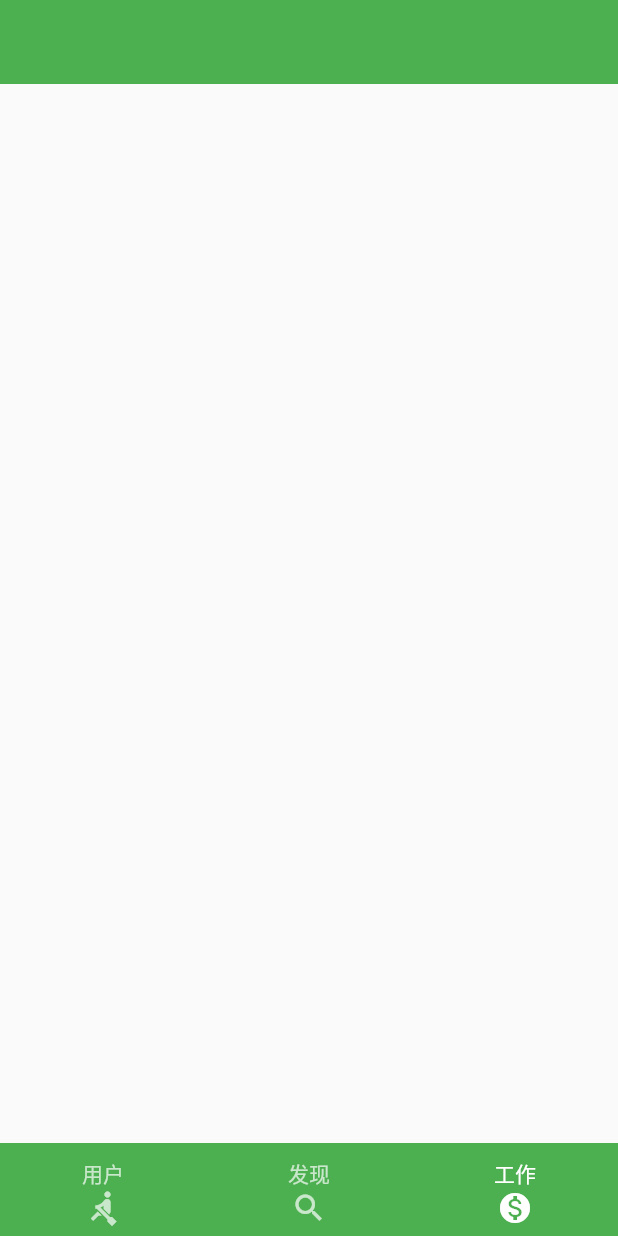
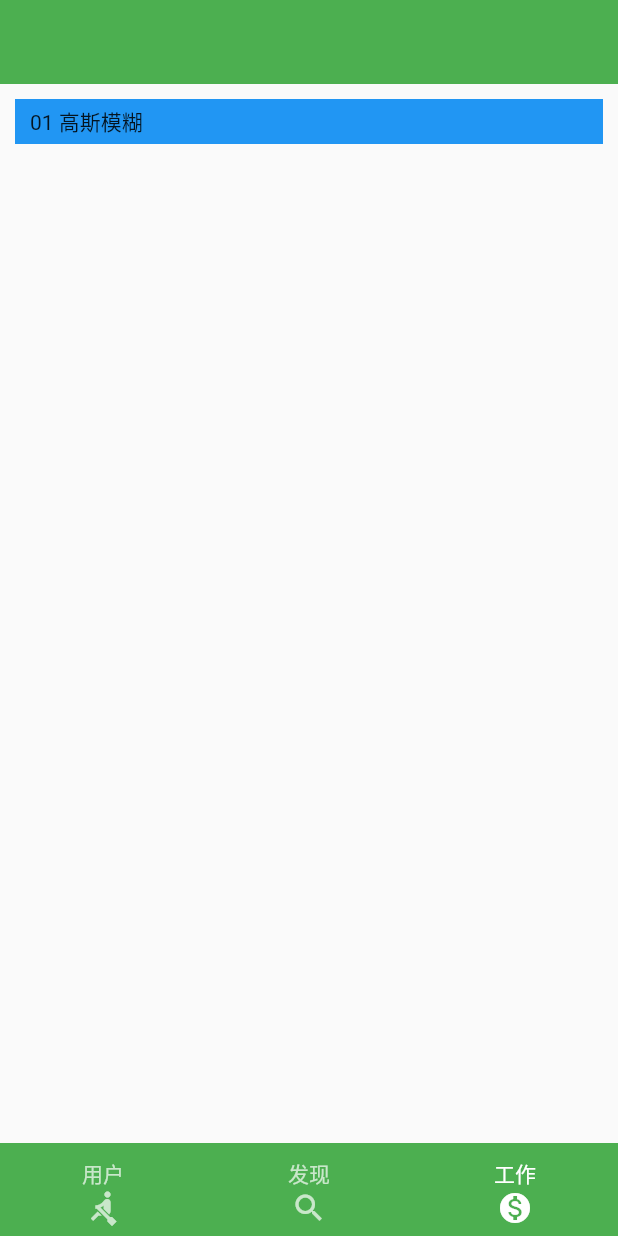
Before and after one commit to wulaosan33/flutter_jianke_demo, a Flutter app: the screen it shows after launch, swiped to page 3, on a phone screen of 412 x 824 dp. Run offline on Flutter 3.47's test engine with Material 2 defaults, Android fonts, the phone set to English and light mode, and no system bars; our stand-ins replace event_bus, fluro, flutter_easyrefresh, fluttertoast, logger, rxdart; missing offline and left inert: provide; statements that could not run were skipped.

Commit message:
2020/8/31----bug

```diff
--- a/lib/controller/router/router_util.dart
+++ b/lib/controller/router/router_util.dart
@@ -9,19 +9,22 @@ import 'package:untitled/pages/home/theme/theme_page.dart';
 import 'package:untitled/provider/provider_config.dart';
 import 'package:untitled/utils/common_tool.dart';
 import 'package:untitled/utils/log_util.dart';
+import 'package:untitled/pages/work/blur_page.dart';
 
 //系统级路由
-// ignore: non_constant_identifier_names
 final String MAIN = "/";
+//主题页面
+final String THEME_PAGE = '/themePage/';
+//高斯模糊
+final String BLUR_PAGE = '/blurPage/';
 
-// ignore: non_constant_identifier_names
-final String THEME_PAGE = '/themePage/';
 
 class RouterUtil {
   static Router router = new Router();
   static List<RouterItem> routerItemList = [
     RouterItem(MAIN, MyHomePage(), routerTitle: "系统级主页面"),
     RouterItem(THEME_PAGE, ThemePage(), routerTitle: "主题换肤页面"),
+    RouterItem(BLUR_PAGE, BlurPage(), routerTitle: "高斯模糊页面"),
   ];
 
   /// 跳转到系统路由
@@ -87,19 +90,19 @@ class RouterUtil {
     ///初始化无参数的纯页面跳转链接
     routerItemList.forEach((RouterItem item) {
       if (item.widget is ParamStatefulWidget) {
-        LogUtil.get().i("开始添加简单参数路由信息${item.routerTitle} + ${item.routerPath}");
+        //LogUtil.get().i("开始添加简单参数路由信息${item.routerTitle} + ${item.routerPath}");
         router.define(item.routerPath + ":params",
             handler: ParamHandler(item.widget).getHandler());
       } else if (item.widget is ObjectStatefulWidget) {
-        LogUtil.get().i("开始添加对象参数路由信息${item.routerTitle} + ${item.routerPath}");
+        //LogUtil.get().i("开始添加对象参数路由信息${item.routerTitle} + ${item.routerPath}");
         router.define(item.routerPath + ":params",
             handler: ObjectHandler(item.widget).getHandler());
       } else if (item.widget is ObjectStatelessWidget) {
-        LogUtil.get().i("开始添加对象参数路由信息${item.routerTitle} + ${item.routerPath}");
+        //LogUtil.get().i("开始添加对象参数路由信息${item.routerTitle} + ${item.routerPath}");
         router.define(item.routerPath + ":params",
             handler: ObjectLessHandler(item.widget).getHandler());
       } else {
-        LogUtil.get().i("开始添加无参数路由信息${item.routerTitle} + ${item.routerPath}");
+        //LogUtil.get().i("开始添加无参数路由信息${item.routerTitle} + ${item.routerPath}");
         router.define(item.routerPath,
             handler: NoParamHandler(item.widget).getHandler());
       }
--- /dev/null
+++ b/lib/model/work_item_model.dart
@@ -0,0 +1,12 @@
+
+
+class WorkItemModel{
+  String pageName;
+  String pageTitle;
+
+  WorkItemModel({
+    this.pageName,
+    this.pageTitle
+  });
+
+}
--- a/lib/pages/home/work_page.dart
+++ b/lib/pages/home/work_page.dart
@@ -2,6 +2,9 @@ import 'dart:ui';
 
 import 'package:flutter/cupertino.dart';
 import 'package:flutter/material.dart';
+import 'package:untitled/controller/router/router_util.dart';
+import 'package:untitled/widgets/work_item_widget.dart';
+import 'package:untitled/model/work_item_model.dart';
 
 class WorkPage extends StatefulWidget {
   @override
@@ -9,17 +12,22 @@ class WorkPage extends StatefulWidget {
 }
 
 class _WorkPageState extends State<WorkPage> {
+
+  List<WorkItemModel> workItemLists = new List<WorkItemModel>();
+
+
   @override
   void initState() {
     // TODO: implement initState
     super.initState();
+    _getData();
   }
 
   @override
   Widget build(BuildContext context) {
     return Scaffold(
       appBar: _workPageAppBar(),
-      body: _workPageBody(),
+      body: _workPageBody(context),
     );
   }
 
@@ -50,16 +58,30 @@ class _WorkPageState extends State<WorkPage> {
   }
 
   // ignore: non_constant_identifier_names
-  _workPageBody() {
-    return Center(
-      child: Column(
-        mainAxisAlignment: MainAxisAlignment.center,
-        children: <Widget>[
-          Container(
-
-          )
-        ],
+  _workPageBody(BuildContext context) {
+    return Scaffold(
+      body: Column(
+        mainAxisAlignment: MainAxisAlignment.start,
+        children: _getWorkItem(context),
       ),
     );
   }
+
+  _getWorkItem(BuildContext context){
+    List<Widget> workItemWidgetLists = new List<Widget>();
+    if(null != workItemLists) {
+      workItemLists.forEach((element) {
+        workItemWidgetLists.add(
+            WorkItemWidget(context, element.pageName, element.pageTitle));
+      });
+    }
+    return workItemWidgetLists;
+  }
+
+
+  _getData(){
+    WorkItemModel workItem1 = new WorkItemModel(pageName:BLUR_PAGE,pageTitle:"01 高斯模糊");
+    workItemLists.add(workItem1);
+  }
+
 }
--- /dev/null
+++ b/lib/widgets/work_item_widget.dart
@@ -0,0 +1,22 @@
+import 'package:flutter/cupertino.dart';
+import 'package:flutter/material.dart';
+import 'package:untitled/controller/router/router_util.dart';
+
+Widget WorkItemWidget(BuildContext context,String pageName,String pageTitle){
+
+  return GestureDetector(
+    onTap: (){
+      RouterUtil.navigateTo(context,pageName);
+    },
+    child: Container(
+      margin: EdgeInsets.all(10),
+      padding: EdgeInsets.only(left: 10),
+      alignment: Alignment.centerLeft,
+      height: 30,
+      width: MediaQuery.of(context).size.width,
+      color: Colors.blue,
+      child: Text(pageTitle),
+    ),
+  );
+
+}
```
Also changed, not shown: lib/pages/home/search_page.dart (+5 -5 lines), lib/pages/work/blur_page.dart (added, +50 -0 lines).
